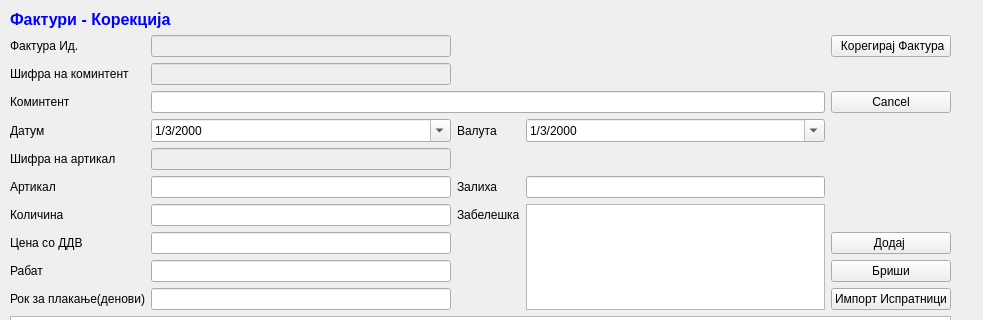
Qt form sterna/InternaPriemnica/int_priemnicakorekcija.ui (srgank/sterna_x) before a commit; both pictures show x 0 to 983 and y 0 to 320 of the 983 by 657 pixel window.
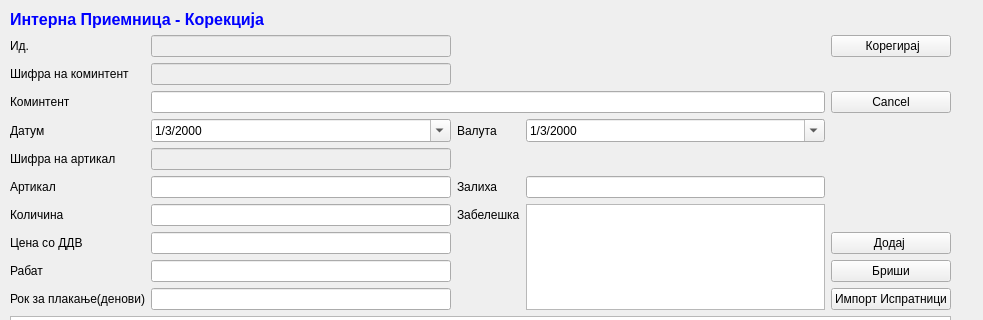
The same form after that commit. Icons and pictures are not drawn.

Diff of the .ui file:
```diff
--- a/sterna/InternaPriemnica/int_priemnicakorekcija.ui
+++ b/sterna/InternaPriemnica/int_priemnicakorekcija.ui
@@ -96,22 +96,22 @@
        <string>&lt;!DOCTYPE HTML PUBLIC &quot;-//W3C//DTD HTML 4.0//EN&quot; &quot;http://www.w3.org/TR/REC-html40/strict.dtd&quot;&gt;
 &lt;html&gt;&lt;head&gt;&lt;meta name=&quot;qrichtext&quot; content=&quot;1&quot; /&gt;&lt;style type=&quot;text/css&quot;&gt;
 p, li { white-space: pre-wrap; }
-&lt;/style&gt;&lt;/head&gt;&lt;body style=&quot; font-family:'MS Shell Dlg 2'; font-size:10pt; font-weight:400; font-style:normal;&quot;&gt;
-&lt;p style=&quot; margin-top:0px; margin-bottom:0px; margin-left:0px; margin-right:0px; -qt-block-indent:0; text-indent:0px;&quot;&gt;&lt;span style=&quot; font-size:12pt; font-weight:600; color:#0000ff;&quot;&gt;Фактури - Корекција&lt;/span&gt;&lt;/p&gt;&lt;/body&gt;&lt;/html&gt;</string>
+&lt;/style&gt;&lt;/head&gt;&lt;body style=&quot; font-family:'Sans Serif'; font-size:9pt; font-weight:400; font-style:normal;&quot;&gt;
+&lt;p style=&quot; margin-top:0px; margin-bottom:0px; margin-left:0px; margin-right:0px; -qt-block-indent:0; text-indent:0px;&quot;&gt;&lt;span style=&quot; font-family:'MS Shell Dlg 2'; font-size:12pt; font-weight:600; color:#0000ff;&quot;&gt;Интерна Приемница&lt;/span&gt;&lt;span style=&quot; font-family:'MS Shell Dlg 2'; font-size:12pt; font-weight:600; color:#0000ff;&quot;&gt; - Корекција&lt;/span&gt;&lt;/p&gt;&lt;/body&gt;&lt;/html&gt;</string>
       </property>
      </widget>
     </item>
     <item row="1" column="0">
      <widget class="QLabel" name="label_7">
       <property name="text">
-       <string>Фактура Ид.</string>
+       <string>Ид.</string>
       </property>
      </widget>
     </item>
     <item row="1" column="4">
      <widget class="QPushButton" name="pushButton_4">
       <property name="text">
-       <string> Корегирај Фактура</string>
+       <string> Корегирај</string>
       </property>
       <property name="icon">
        <iconset>
```
